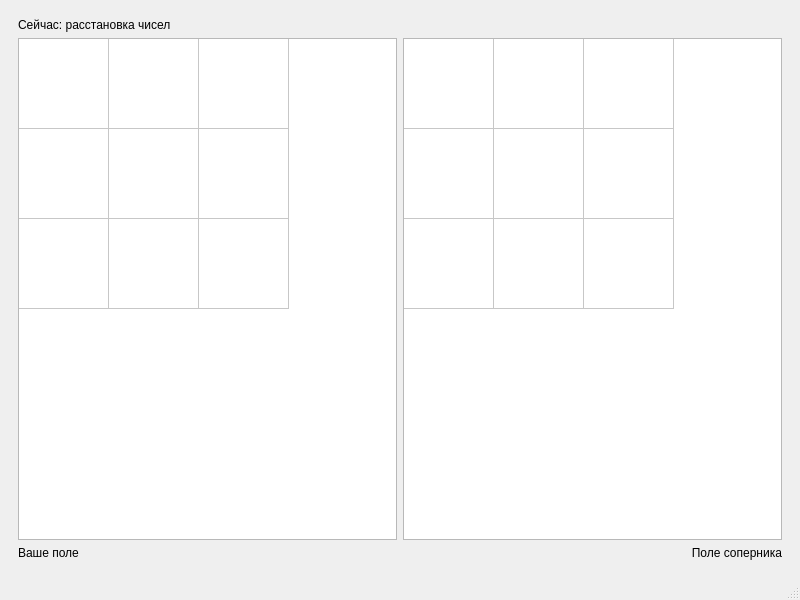
Qt form mainwindow.ui (timohahaa/ETU_term2_OOP_term_project) before a commit.
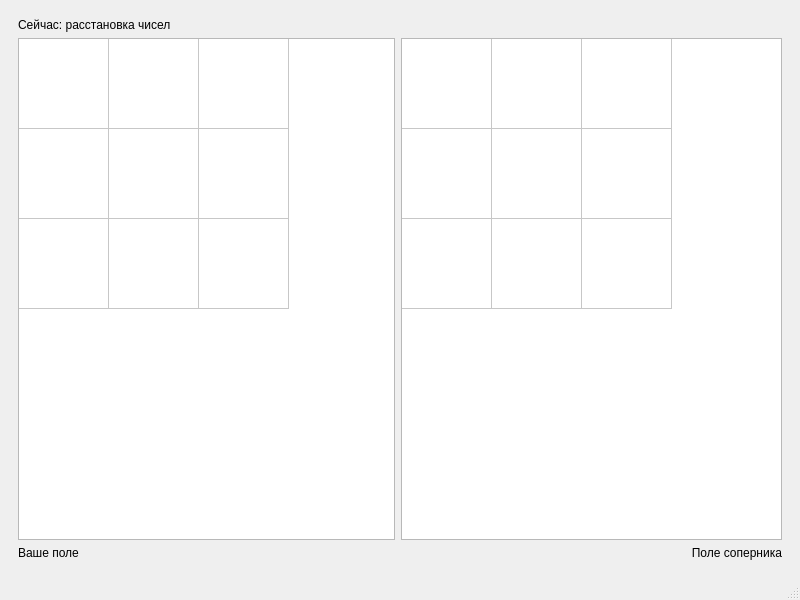
The same form after that commit. The open tabs and pages were chosen to show the change.

What changed in the file:
```diff
--- a/mainwindow.ui
+++ b/mainwindow.ui
@@ -594,6 +594,12 @@
          <layout class="QVBoxLayout" name="verticalLayout_5">
           <item>
            <widget class="QTableWidget" name="tableWidget">
+            <property name="maximumSize">
+             <size>
+              <width>377</width>
+              <height>16777215</height>
+             </size>
+            </property>
             <property name="gridStyle">
              <enum>Qt::SolidLine</enum>
             </property>
```
Left out of the diff: 2 changed lines with no effect on the pictures.
